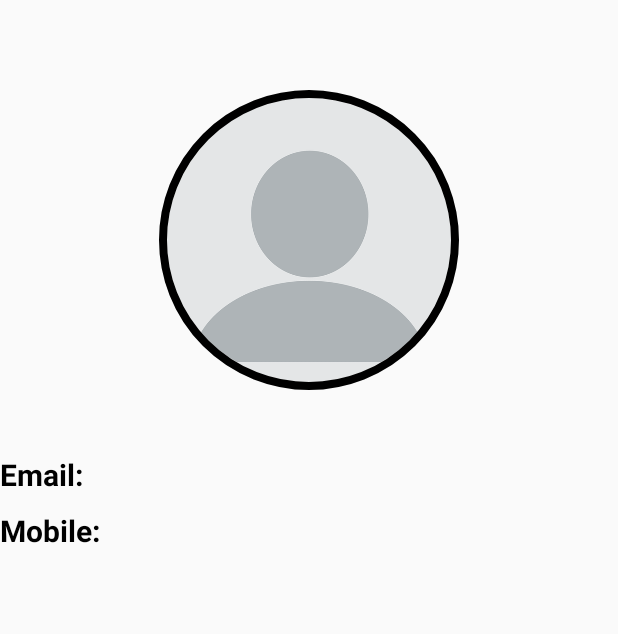
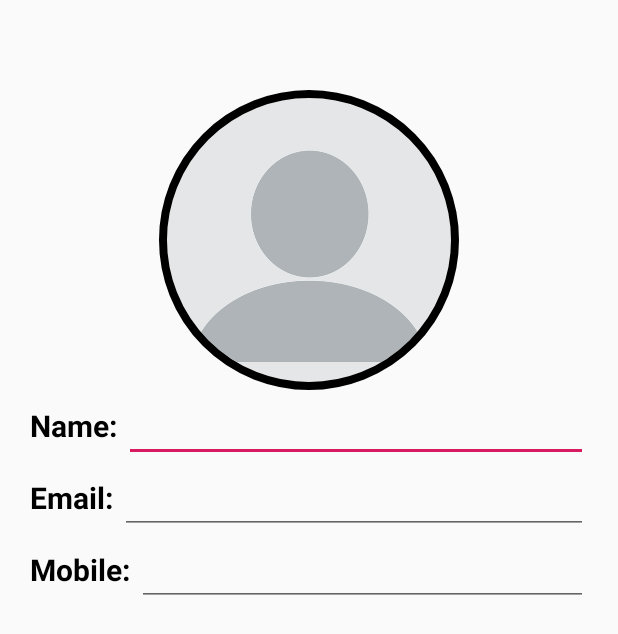
Before and after one commit to aakashe502/DoorStep, an Android app: the ProfileActivity screen opened directly, with no data from a screen before it, on a phone screen of 412 x 824 dp. Shown: the top 634 px of the screen. Run offline under Robolectric (Android 15) with nearby library versions, the phone set to English and light mode, and no system bars; our stand-ins replace CircleImageView, Firebase (no records; nobody signed in at launch, a user with empty details on screens opened directly); libraries missing offline, so code that uses them is left out: io.paperdb; 5 statements that could not run were skipped.

Commit message:
Modified profile and nav

```diff
--- a/app/src/main/java/com/hadIt/doorstep/ProfileActivity.java
+++ b/app/src/main/java/com/hadIt/doorstep/ProfileActivity.java
@@ -3,6 +3,7 @@ package com.hadIt.doorstep;
 import androidx.appcompat.app.AppCompatActivity;
 
 import android.os.Bundle;
+import android.widget.EditText;
 import android.widget.TextView;
 
 import com.google.android.gms.tasks.OnSuccessListener;
@@ -15,9 +16,9 @@ import com.hadIt.doorstep.dao.PaperDb;
 public class ProfileActivity extends AppCompatActivity {
     private String Tag = "ProfileActivity";
 
-    public TextView title;
-    public TextView email;
-    public TextView mobile;
+    public EditText title;
+    public EditText email;
+    public EditText mobile;
 
     private FirebaseAuth auth;
     private FirebaseFirestore db;
@@ -31,9 +32,9 @@ public class ProfileActivity extends AppCompatActivity {
         setContentView(R.layout.activity_profile);
         paperDb = new PaperDb();
 
-        title = findViewById(R.id.title);
-        email = findViewById(R.id.emailid);
-        mobile = findViewById(R.id.mobileNo);
+        title = findViewById(R.id.nameEditText);
+        email = findViewById(R.id.emailEditText);
+        mobile = findViewById(R.id.mobileEditText);
 
         auth = FirebaseAuth.getInstance();
         db = FirebaseFirestore.getInstance();
--- a/app/src/main/java/com/hadIt/doorstep/ui/Profile/Profile.java
+++ b/app/src/main/java/com/hadIt/doorstep/ui/Profile/Profile.java
@@ -44,8 +44,6 @@ public class Profile extends Fragment {
 
         View root = inflater.inflate(R.layout.fragment_profile,container,false);
 
-        paperDb = new PaperDb();
-
         title = root.findViewById(R.id.title);
         profile = root.findViewById(R.id.profile);
         orders = root.findViewById(R.id.orders);
@@ -58,7 +56,7 @@ public class Profile extends Fragment {
         /*
         For Title
          */
-
+        paperDb = new PaperDb();
         userData = paperDb.getFromPaperDb();
         title.setText(userData.userName);
 
--- /dev/null
+++ b/app/src/main/res/drawable/profile_image_add_button.xml
@@ -0,0 +1,5 @@
+<vector android:height="24dp" android:tint="@color/colorPrimary"
+    android:viewportHeight="24" android:viewportWidth="24"
+    android:width="24dp" xmlns:android="http://schemas.android.com/apk/res/android">
+    <path android:fillColor="@color/colorPrimary" android:pathData="M19,13h-6v6h-2v-6H5v-2h6V5h2v6h6v2z"/>
+</vector>
--- a/app/src/main/res/layout/activity_profile.xml
+++ b/app/src/main/res/layout/activity_profile.xml
@@ -17,77 +17,98 @@
         app:civ_border_width="5dp"
         app:civ_border_color="#FF000000"/>
 
+    <LinearLayout
+        android:layout_width="match_parent"
+        android:layout_height="wrap_content"
+        android:id="@+id/profile"
+        android:paddingLeft="20dp"
+        android:paddingRight="20dp"
+        android:layout_below="@+id/imageview_profile"
+        android:orientation="horizontal">
+
         <TextView
-        android:id="@+id/title"
+            android:id="@+id/nameTextView"
             android:layout_width="wrap_content"
             android:layout_height="wrap_content"
-        android:text=""
-        android:textColor="#000"
-        android:layout_below="@+id/imageview_profile"
-        android:layout_centerHorizontal="true"
-        android:layout_marginTop="5dp"
+            android:layout_gravity="left|center_vertical"
+            android:textColor="@color/colorText"
             android:textStyle="bold"
             android:textSize="20dp"
-        />
+            android:text="Name: " />
+
+        <EditText
+            android:id="@+id/nameEditText"
+            android:layout_width="wrap_content"
+            android:textColor="@color/colorText"
+            android:textSize="20dp"
+            android:layout_height="wrap_content"
+            android:layout_gravity="right"
+            android:layout_weight="1"
+            android:inputType="number"
+            android:singleLine="true"/>
+
+    </LinearLayout>
+
+    <LinearLayout
+        android:layout_width="match_parent"
+        android:layout_height="wrap_content"
+        android:id="@+id/emailLinearLayout"
+        android:paddingLeft="20dp"
+        android:paddingRight="20dp"
+        android:layout_below="@+id/profile"
+        android:orientation="horizontal">
 
         <TextView
-        android:id="@+id/email"
+            android:id="@+id/emailTextView"
             android:layout_width="wrap_content"
             android:layout_height="wrap_content"
-        android:text="Email: "
-        android:textColor="#000"
-        android:layout_below="@+id/title"
-        android:layout_centerHorizontal="true"
-        android:layout_marginTop="10dp"
+            android:layout_gravity="left|center_vertical"
+            android:textColor="@color/colorText"
             android:textStyle="bold"
             android:textSize="20dp"
-        android:layout_alignParentLeft="true"
+            android:text="Email: " />
 
-        />
+        <EditText
+            android:id="@+id/emailEditText"
+            android:layout_width="wrap_content"
+            android:textColor="@color/colorText"
+            android:textSize="20dp"
+            android:layout_height="wrap_content"
+            android:layout_gravity="right"
+            android:layout_weight="1"
+            android:inputType="number"
+            android:singleLine="true"/>
+    </LinearLayout>
+
+    <LinearLayout
+        android:layout_width="match_parent"
+        android:layout_height="wrap_content"
+        android:id="@+id/mobileLinearLayout"
+        android:paddingLeft="20dp"
+        android:paddingRight="20dp"
+        android:layout_below="@+id/emailLinearLayout"
+        android:orientation="horizontal">
 
         <TextView
-        android:id="@+id/emailid"
+            android:id="@+id/mobileTextView"
             android:layout_width="wrap_content"
             android:layout_height="wrap_content"
-        android:text=""
-        android:textColor="#000"
-        android:layout_below="@+id/title"
-        android:layout_centerHorizontal="true"
-        android:layout_marginTop="10dp"
-        android:textSize="20dp"
-        android:layout_toRightOf="@+id/email"
-        android:layout_marginLeft="20dp"
-        android:maxLines="1"
-        />
-
-    <TextView
-        android:id="@+id/mobile"
-        android:layout_width="wrap_content"
-        android:layout_height="wrap_content"
-        android:text="Mobile: "
-        android:textColor="#000"
-        android:layout_below="@+id/email"
-        android:layout_centerHorizontal="true"
-        android:layout_marginTop="10dp"
+            android:layout_gravity="left|center_vertical"
+            android:textColor="@color/colorText"
             android:textStyle="bold"
             android:textSize="20dp"
-        android:layout_alignParentLeft="true"
-        />
+            android:text="Mobile: " />
 
-    <TextView
-        android:id="@+id/mobileNo"
+        <EditText
+            android:id="@+id/mobileEditText"
             android:layout_width="wrap_content"
+            android:textColor="@color/colorText"
+            android:textSize="20dp"
             android:layout_height="wrap_content"
-        android:text=""
-        android:textColor="#000"
-        android:layout_below="@+id/email"
-        android:layout_centerHorizontal="true"
-        android:layout_marginTop="10dp"
-        android:textSize="20dp"
-        android:layout_toRightOf="@+id/email"
-        android:layout_marginLeft="20dp"
-        android:maxLines="1"
-        />
-
+            android:layout_gravity="right"
+            android:layout_weight="1"
+            android:inputType="number"
+            android:singleLine="true"/>
+    </LinearLayout>
 
 </RelativeLayout>
--- a/app/src/main/res/layout/fragment_home.xml
+++ b/app/src/main/res/layout/fragment_home.xml
@@ -30,7 +30,7 @@
             android:id="@+id/cardSearch"
             android:drawableStart="@drawable/search"
             android:hint="Search your Grocery"
-            android:textColorHint="#000"
+            android:textColorHint="@color/colorText"
 
 
             />
--- a/app/src/main/res/values/colors.xml
+++ b/app/src/main/res/values/colors.xml
@@ -4,4 +4,5 @@
     <color name="colorSecondary">#4FB3A8</color>
     <color name="colorPrimaryDark">#00574B</color>
     <color name="colorAccent">#D81B60</color>
+    <color name="colorText">#000</color>
 </resources>
--- a/app/src/main/res/values/strings.xml
+++ b/app/src/main/res/values/strings.xml
@@ -14,7 +14,7 @@
     <string name="menu_tools">Tools</string>
     <string name="menu_share">Share</string>
     <string name="menu_send">Send</string>
-    <string name="title_activity_home">home</string>
+    <string name="title_activity_home">Home</string>
     <string name="title_home">Home</string>
     <string name="title_dashboard">Dashboard</string>
     <string name="title_notifications">Notifications</string>
```
Also changed, not shown: app/src/main/java/com/hadIt/doorstep/HomePage.java (+15 -1 lines), app/src/main/java/com/hadIt/doorstep/cache/model/Users.java (+9 -1 lines), app/src/main/res/layout/fragment_profile.xml (+45 -44 lines), app/src/main/res/drawable/plus.png (added). Lines whose indentation alone changed are shown as unchanged.
